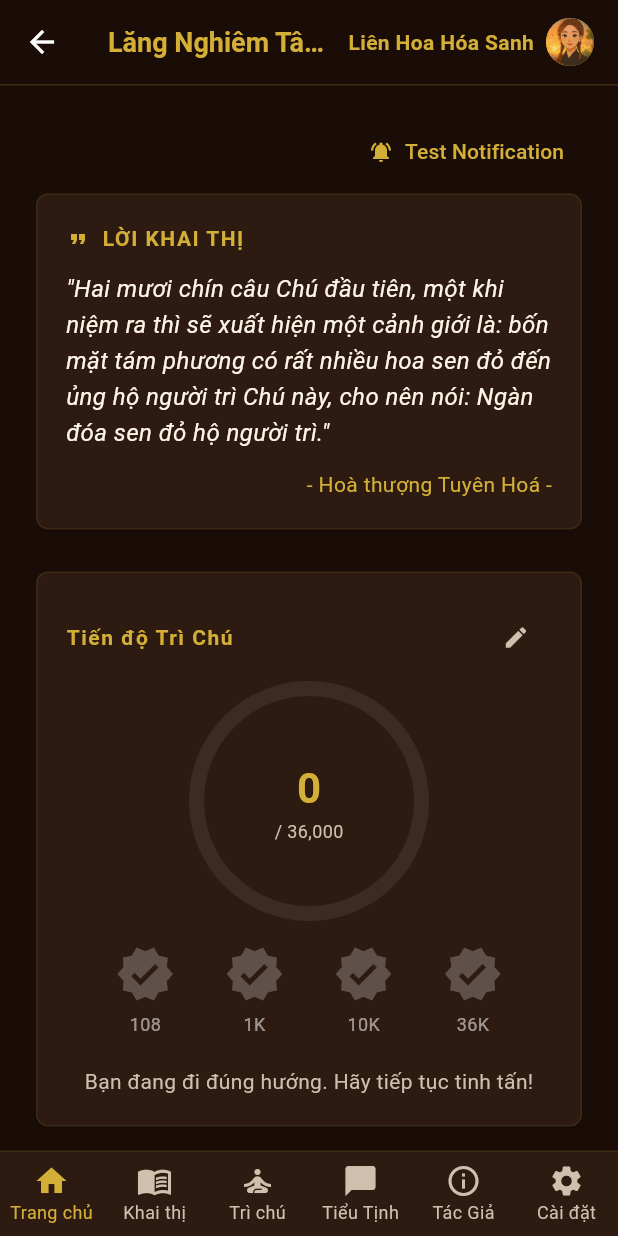
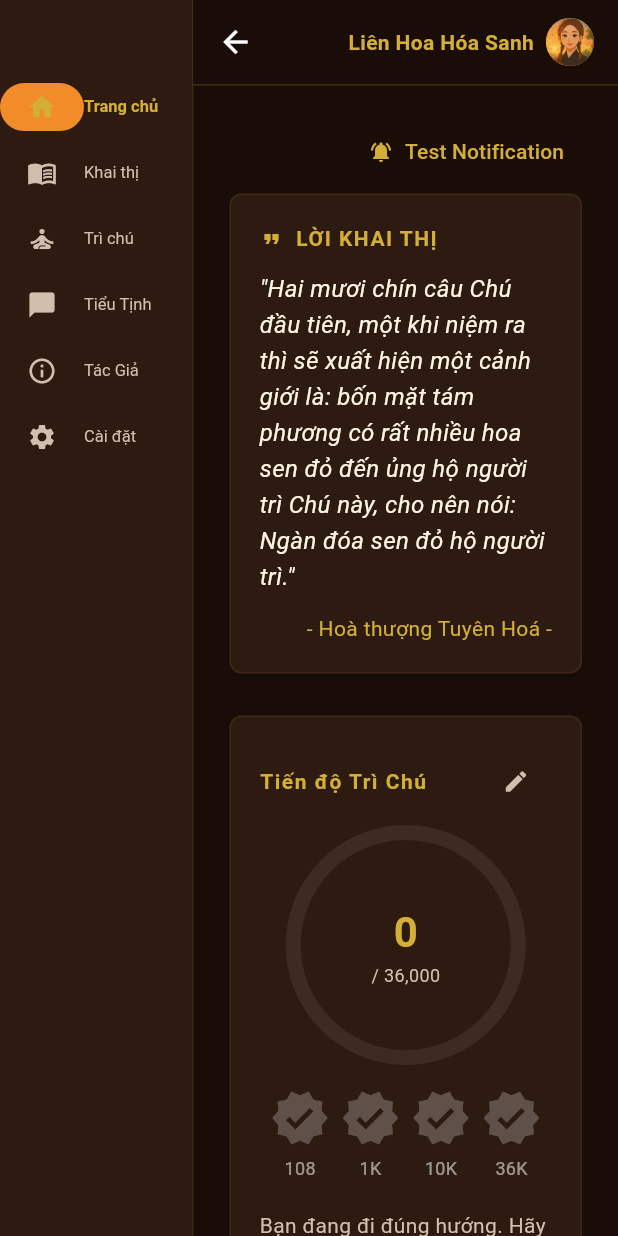
Before and after one commit to Kimanh2026/lang_nghiem_tam_canh, a Flutter app: the MainScaffold screen opened by its route, on a phone screen of 412 x 824 dp. Run offline on Flutter 3.47's test engine with Material 3 defaults, Android fonts, the phone set to English and light mode, and no system bars; our stand-ins replace flutter_dotenv, flutter_local_notifications, google_generative_ai, shared_preferences, timezone; accounts and stored records are empty.

Commit message:
Keep left navigation on mobile

```diff
--- a/lib/main.dart
+++ b/lib/main.dart
@@ -184,7 +184,7 @@
 }
 
 class _MainScaffoldState extends State<MainScaffold> {
-  static const double _navigationRailBreakpoint = 800;
+  static const double _compactRailBreakpoint = 800;
 
   static const _railDestinations = <NavigationRailDestination>[
     NavigationRailDestination(icon: Icon(Icons.home), label: Text('Trang chủ')),
@@ -210,15 +210,6 @@
     ),
   ];
 
-  static const _bottomNavigationItems = <BottomNavigationBarItem>[
-    BottomNavigationBarItem(icon: Icon(Icons.home), label: 'Trang chủ'),
-    BottomNavigationBarItem(icon: Icon(Icons.menu_book), label: 'Khai thị'),
-    BottomNavigationBarItem(icon: Icon(Icons.self_improvement), label: 'Trì chú'),
-    BottomNavigationBarItem(icon: Icon(Icons.chat_bubble), label: 'Tiểu Tịnh'),
-    BottomNavigationBarItem(icon: Icon(Icons.info_outline), label: 'Tác Giả'),
-    BottomNavigationBarItem(icon: Icon(Icons.settings), label: 'Cài đặt'),
-  ];
-
   int _currentIndex = 0;
 
   void _switchTab(int index) {
@@ -229,8 +220,8 @@
 
   @override
   Widget build(BuildContext context) {
-    final isWideScreen =
-        MediaQuery.sizeOf(context).width >= _navigationRailBreakpoint;
+    final isCompactRail =
+        MediaQuery.sizeOf(context).width < _compactRailBreakpoint;
     final screens = [
       HomeScreen(recitationCount: widget.recitationCount, onStartChanting: () => _switchTab(2)),
       const TeachingsScreen(),
@@ -243,8 +234,7 @@
     final content = IndexedStack(index: _currentIndex, children: screens);
 
     return Scaffold(
-      body: isWideScreen
-          ? Row(
+      body: Row(
         children: [
           Container(
             decoration: const BoxDecoration(
@@ -257,22 +247,26 @@
                 selectedIndex: _currentIndex,
                 onDestinationSelected: _switchTab,
                 extended: true,
-                      minWidth: 72,
-                      minExtendedWidth: 200,
+                minWidth: isCompactRail ? 56 : 72,
+                minExtendedWidth: isCompactRail ? 128 : 200,
                 groupAlignment: -0.85,
                 backgroundColor: const Color(0xFF2D1A11),
-                      selectedIconTheme: const IconThemeData(
-                        color: Color(0xFFD4AF37),
+                selectedIconTheme: IconThemeData(
+                  color: const Color(0xFFD4AF37),
+                  size: isCompactRail ? 20 : 24,
                 ),
-                      unselectedIconTheme: const IconThemeData(
-                        color: Color(0xFFD1BFAE),
+                unselectedIconTheme: IconThemeData(
+                  color: const Color(0xFFD1BFAE),
+                  size: isCompactRail ? 20 : 24,
                 ),
-                      selectedLabelTextStyle: const TextStyle(
-                        color: Color(0xFFD4AF37),
+                selectedLabelTextStyle: TextStyle(
+                  color: const Color(0xFFD4AF37),
+                  fontSize: isCompactRail ? 11 : 14,
                   fontWeight: FontWeight.bold,
                 ),
-                      unselectedLabelTextStyle: const TextStyle(
-                        color: Color(0xFFD1BFAE),
+                unselectedLabelTextStyle: TextStyle(
+                  color: const Color(0xFFD1BFAE),
+                  fontSize: isCompactRail ? 11 : 14,
                 ),
                 destinations: _railDestinations,
               ),
@@ -280,27 +274,6 @@
           ),
           Expanded(child: content),
         ],
-            )
-          : content,
-      bottomNavigationBar: isWideScreen
-          ? null
-          : Container(
-              decoration: const BoxDecoration(
-                border: Border(
-                  top: BorderSide(color: Color(0x33D4AF37), width: 1),
-                ),
-              ),
-              child: BottomNavigationBar(
-                currentIndex: _currentIndex,
-                onTap: _switchTab,
-                type: BottomNavigationBarType.fixed,
-                backgroundColor: const Color(0xFF2D1A11),
-                selectedItemColor: const Color(0xFFD4AF37),
-                unselectedItemColor: const Color(0xFFD1BFAE),
-                selectedFontSize: 12,
-                unselectedFontSize: 12,
-                items: _bottomNavigationItems,
-              ),
       ),
     );
   }
```
Also changed, not shown: 2 other files. Lines whose indentation alone changed are shown as unchanged.
